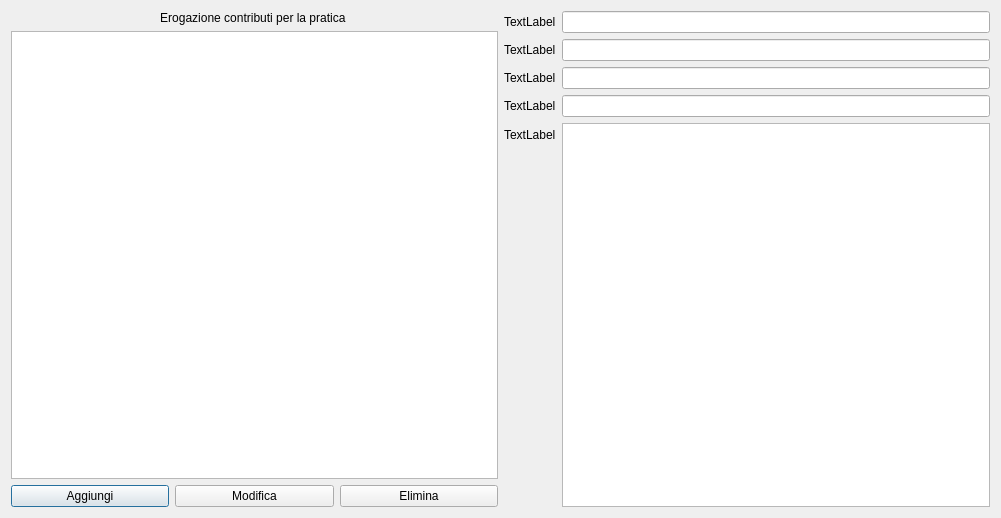
First picture: the form in erogazionecontributi.ui, repository tarateo78/Praticometro, before the edit.
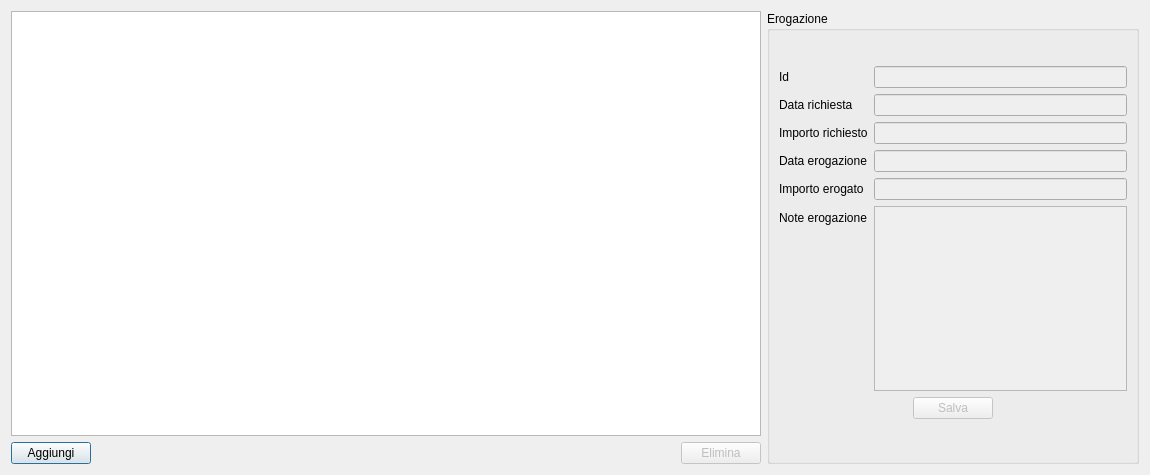
Second picture: the form after the edit. Icons and pictures are not drawn.

Commit message: Completata Erogazione Contributi

What changed in the file:
```diff
--- a/erogazionecontributi.ui
+++ b/erogazionecontributi.ui
@@ -6,36 +6,27 @@
    <rect>
     <x>0</x>
     <y>0</y>
-    <width>1001</width>
-    <height>518</height>
+    <width>1150</width>
+    <height>475</height>
    </rect>
   </property>
   <property name="windowTitle">
    <string>Erogazione Contributi</string>
   </property>
-  <layout class="QHBoxLayout" name="horizontalLayout_3">
-   <item>
     <layout class="QHBoxLayout" name="horizontalLayout_2">
      <item>
       <layout class="QVBoxLayout" name="verticalLayout_2">
        <item>
-        <widget class="QLabel" name="labelPratica">
-         <property name="frameShape">
-          <enum>QFrame::NoFrame</enum>
-         </property>
-         <property name="frameShadow">
-          <enum>QFrame::Plain</enum>
-         </property>
-         <property name="text">
-          <string>Erogazione contributi per la pratica </string>
-         </property>
-         <property name="alignment">
-          <set>Qt::AlignCenter</set>
-         </property>
-        </widget>
-       </item>
-       <item>
-        <widget class="QTableWidget" name="tabellaContributi">
+      <widget class="QTableWidget" name="tabella">
+       <property name="minimumSize">
+        <size>
+         <width>750</width>
+         <height>0</height>
+        </size>
+       </property>
+       <property name="selectionMode">
+        <enum>QAbstractItemView::SingleSelection</enum>
+       </property>
          <property name="selectionBehavior">
           <enum>QAbstractItemView::SelectRows</enum>
          </property>
@@ -51,14 +42,23 @@
           </widget>
          </item>
          <item>
-          <widget class="QPushButton" name="btnModifica">
-           <property name="text">
-            <string>Modifica</string>
-           </property>
-          </widget>
+        <spacer name="horizontalSpacer_4">
+         <property name="orientation">
+          <enum>Qt::Horizontal</enum>
+         </property>
+         <property name="sizeHint" stdset="0">
+          <size>
+           <width>40</width>
+           <height>20</height>
+          </size>
+         </property>
+        </spacer>
          </item>
          <item>
           <widget class="QPushButton" name="btnElimina">
+         <property name="enabled">
+          <bool>false</bool>
+         </property>
            <property name="text">
             <string>Elimina</string>
            </property>
@@ -69,63 +69,186 @@
       </layout>
      </item>
      <item>
-      <layout class="QFormLayout" name="formLayout">
-       <item row="0" column="0">
-        <widget class="QLabel" name="label">
-         <property name="text">
-          <string>TextLabel</string>
-         </property>
-        </widget>
-       </item>
-       <item row="1" column="0">
-        <widget class="QLabel" name="label_2">
+    <widget class="QGroupBox" name="groupBox">
+     <property name="title">
+      <string>Erogazione</string>
+     </property>
+     <layout class="QVBoxLayout" name="verticalLayout">
+      <item>
+       <layout class="QHBoxLayout" name="horizontalLayout_4">
+        <item>
+         <spacer name="horizontalSpacer_3">
+          <property name="orientation">
+           <enum>Qt::Horizontal</enum>
+          </property>
+          <property name="sizeHint" stdset="0">
+           <size>
+            <width>40</width>
+            <height>20</height>
+           </size>
+          </property>
+         </spacer>
+        </item>
+        <item>
+         <widget class="QLabel" name="label_6">
          <property name="text">
-          <string>TextLabel</string>
-         </property>
-        </widget>
-       </item>
+           <string/>
+          </property>
+          <property name="pixmap">
+           <pixmap resource="Immagini.qrc">:/icone/icone_32/grafico.png</pixmap>
+          </property>
+         </widget>
+        </item>
+       </layout>
+      </item>
+      <item>
+       <layout class="QFormLayout" name="formLayout_2">
        <item row="1" column="1">
-        <widget class="QLineEdit" name="lineEdit_2"/>
+         <widget class="QLineEdit" name="dataRicEdit">
+          <property name="enabled">
+           <bool>false</bool>
+          </property>
+         </widget>
        </item>
        <item row="2" column="0">
-        <widget class="QLabel" name="label_3">
+         <widget class="QLabel" name="label_2">
          <property name="text">
-          <string>TextLabel</string>
+           <string>Importo richiesto</string>
          </property>
         </widget>
        </item>
        <item row="2" column="1">
-        <widget class="QLineEdit" name="lineEdit_3"/>
+         <widget class="QLineEdit" name="impRicEdit">
+          <property name="enabled">
+           <bool>false</bool>
+          </property>
+         </widget>
        </item>
        <item row="3" column="0">
-        <widget class="QLabel" name="label_4">
+         <widget class="QLabel" name="label_3">
          <property name="text">
-          <string>TextLabel</string>
+           <string>Data erogazione</string>
          </property>
         </widget>
        </item>
        <item row="3" column="1">
-        <widget class="QLineEdit" name="lineEdit_4"/>
+         <widget class="QLineEdit" name="dataErogEdit">
+          <property name="enabled">
+           <bool>false</bool>
+          </property>
+         </widget>
        </item>
        <item row="4" column="0">
-        <widget class="QLabel" name="label_5">
+         <widget class="QLabel" name="label_4">
          <property name="text">
-          <string>TextLabel</string>
+           <string>Importo erogato</string>
          </property>
         </widget>
        </item>
        <item row="4" column="1">
-        <widget class="QPlainTextEdit" name="plainTextEdit"/>
+         <widget class="QLineEdit" name="impErogEdit">
+          <property name="enabled">
+           <bool>false</bool>
+          </property>
+         </widget>
+        </item>
+        <item row="5" column="0">
+         <widget class="QLabel" name="label_5">
+          <property name="text">
+           <string>Note erogazione</string>
+          </property>
+         </widget>
+        </item>
+        <item row="5" column="1">
+         <widget class="QPlainTextEdit" name="notaEdit">
+          <property name="enabled">
+           <bool>false</bool>
+          </property>
+         </widget>
+        </item>
+        <item row="1" column="0">
+         <widget class="QLabel" name="label">
+          <property name="text">
+           <string>Data richiesta</string>
+          </property>
+         </widget>
+        </item>
+        <item row="0" column="0">
+         <widget class="QLabel" name="label_7">
+          <property name="text">
+           <string>Id</string>
+          </property>
+         </widget>
        </item>
        <item row="0" column="1">
-        <widget class="QLineEdit" name="lineEdit"/>
+         <widget class="QLineEdit" name="idEdit">
+          <property name="enabled">
+           <bool>false</bool>
+          </property>
+         </widget>
        </item>
       </layout>
      </item>
-    </layout>
-   </item>
-  </layout>
- </widget>
- <resources/>
+      <item>
+       <layout class="QHBoxLayout" name="horizontalLayout_3">
+        <item>
+         <spacer name="horizontalSpacer">
+          <property name="orientation">
+           <enum>Qt::Horizontal</enum>
+          </property>
+          <property name="sizeHint" stdset="0">
+           <size>
+            <width>40</width>
+            <height>20</height>
+           </size>
+          </property>
+         </spacer>
+        </item>
+        <item>
+         <widget class="QPushButton" name="btnModifica">
+          <property name="enabled">
+           <bool>false</bool>
+          </property>
+          <property name="text">
+           <string>Salva</string>
+          </property>
+         </widget>
+        </item>
+        <item>
+         <spacer name="horizontalSpacer_2">
+          <property name="orientation">
+           <enum>Qt::Horizontal</enum>
+          </property>
+          <property name="sizeHint" stdset="0">
+           <size>
+            <width>40</width>
+            <height>20</height>
+           </size>
+          </property>
+         </spacer>
+        </item>
+       </layout>
+      </item>
+      <item>
+       <spacer name="verticalSpacer">
+        <property name="orientation">
+         <enum>Qt::Vertical</enum>
+        </property>
+        <property name="sizeHint" stdset="0">
+         <size>
+          <width>20</width>
+          <height>40</height>
+         </size>
+        </property>
+       </spacer>
+      </item>
+     </layout>
+    </widget>
+   </item>
+  </layout>
+ </widget>
+ <resources>
+  <include location="Immagini.qrc"/>
+ </resources>
  <connections/>
 </ui>
```
Lines whose indentation alone changed are shown as unchanged. The commit also changes 2 other files.
